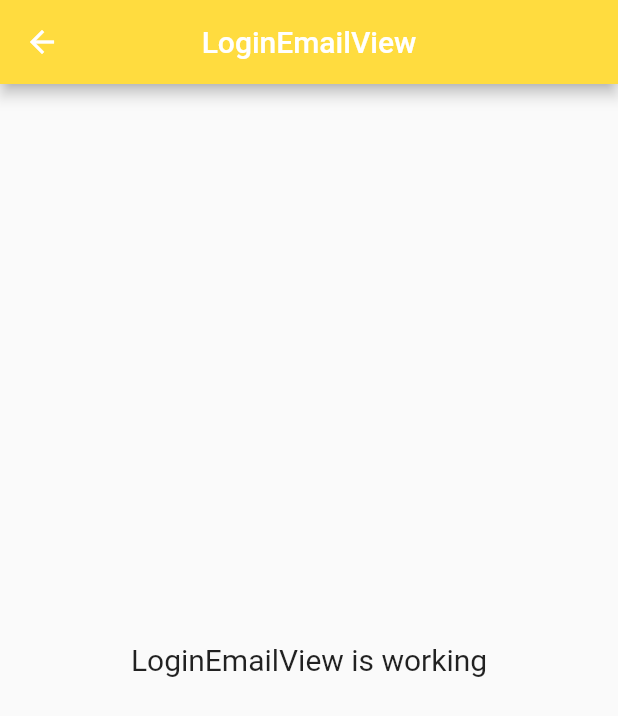
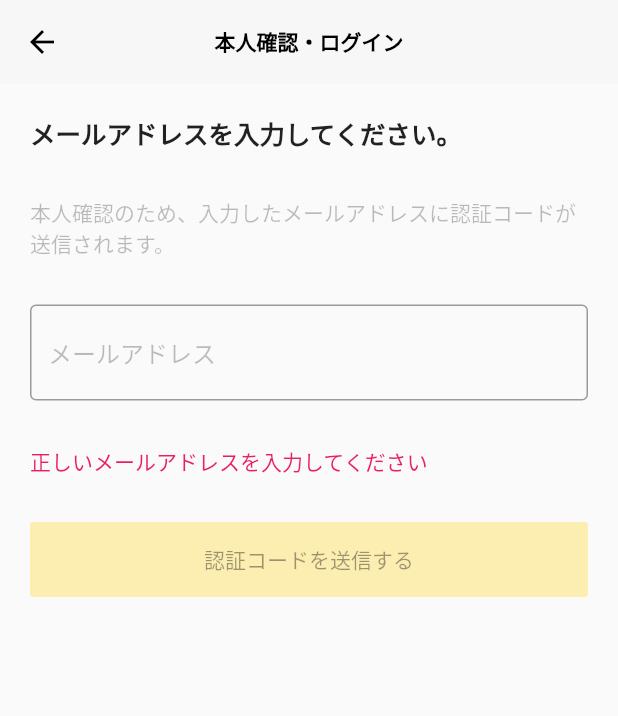
Before and after one commit to suicun93/app_sample, a Flutter app: the LoginEmailView screen opened by its route, on a phone screen of 412 x 824 dp. Shown: the top 716 px of the screen. Run offline on Flutter 3.47's test engine with Material 2 defaults, Android fonts, the phone set to English and light mode, and no system bars; our stand-ins replace fluttertoast, get, lottie, pin_code_fields, shared_preferences; accounts and stored records are empty.

Commit message:
Email done

```diff
--- a/resumo/lib/app/common/const.dart
+++ b/resumo/lib/app/common/const.dart
@@ -15,8 +15,8 @@ enum Environment { PRODUCTION, TEST, DEV }
 const currentEnvironment = Environment.DEV;
 
 get endpointApi => currentEnvironment == Environment.PRODUCTION
-    ? 'https://us-central1-autofarmer-net-9f4b8.cloudfunctions.net'
-    : 'https://us-central1-autofarmer-net-9f4b8.cloudfunctions.net';
+    ? 'http://resumo.leo-system.com/api/'
+    : 'http://172.20.10.2/api/';
 
 // App primary color
 const Color primaryColor = Color.fromRGBO(255, 220, 63, 1);
--- a/resumo/lib/app/modules/initial/controllers/initial_controller.dart
+++ b/resumo/lib/app/modules/initial/controllers/initial_controller.dart
@@ -23,7 +23,7 @@ class InitialController extends GetxController {
   login() async {
     final token = await Preference.getToken();
     if (token.isEmpty)
-      Get.offAndToNamed(Routes.HOME);
+      Get.offAndToNamed(Routes.GUIDELINE);
     else
       Get.offAndToNamed(Routes.HOME);
   }
--- a/resumo/lib/app/modules/login_email/bindings/login_email_binding.dart
+++ b/resumo/lib/app/modules/login_email/bindings/login_email_binding.dart
@@ -1,6 +1,7 @@
 import 'package:get/get.dart';
 
 import '../controllers/login_email_controller.dart';
+import '../data/check_email_exist_response_provider.dart';
 
 class LoginEmailBinding extends Bindings {
   @override
@@ -8,5 +9,8 @@ class LoginEmailBinding extends Bindings {
     Get.lazyPut<LoginEmailController>(
       () => LoginEmailController(),
     );
+    Get.lazyPut<CheckEmailExistResponseProvider>(
+      () => CheckEmailExistResponseProvider(),
+    );
   }
 }
--- a/resumo/lib/app/modules/login_email/controllers/login_email_controller.dart
+++ b/resumo/lib/app/modules/login_email/controllers/login_email_controller.dart
@@ -1,9 +1,15 @@
 import 'package:get/get.dart';
 
-class LoginEmailController extends GetxController {
-  //TODO: Implement LoginEmailController
+import '../../../common/my_getx_controller.dart';
+import '../../../routes/app_pages.dart';
+import '../data/check_email_exist_response_provider.dart';
 
-  final count = 0.obs;
+class LoginEmailController
+    extends MyGetXController<CheckEmailExistResponseProvider> {
+  final email = ''.obs;
+  final error = ''.obs;
+  final ready = true.obs;
+
   @override
   void onInit() {
     super.onInit();
@@ -16,5 +22,32 @@ class LoginEmailController extends GetxController {
 
   @override
   void onClose() {}
-  void increment() => count.value++;
+
+  checkEmailExist() async {
+    ready.value = false;
+    error.value = '';
+    // final response = await provider.checkEmailExist(email.value);
+    await Future.delayed(Duration(seconds: 2));
+    ready.value = true;
+
+    // Lỗi mạng
+    // if (!response.isOk) {
+    //   error.value = response.statusText;
+    //   return;
+    // }
+
+    // // Lỗi server
+    // if (response.body.message != 'Operation successfully') {
+    //   error.value = response.body.message;
+    //   return;
+    // }
+
+    if (false) {
+      error.value = 'Chua co trong DB, an vao day de login';
+      return;
+    }
+
+    // Success => Add all new services vao list
+    Get.toNamed(Routes.VERIFY_CODE_FROM_EMAIL);
+  }
 }
--- a/resumo/lib/app/modules/login_email/views/login_email_view.dart
+++ b/resumo/lib/app/modules/login_email/views/login_email_view.dart
@@ -1,7 +1,9 @@
+import 'package:flutter/cupertino.dart';
 import 'package:flutter/material.dart';
-
 import 'package:get/get.dart';
 
+import '../../../common/const.dart';
+import '../../../views/views/loading_view.dart';
 import '../controllers/login_email_controller.dart';
 
 class LoginEmailView extends GetView<LoginEmailController> {
@@ -9,13 +11,102 @@ class LoginEmailView extends GetView<LoginEmailController> {
   Widget build(BuildContext context) {
     return Scaffold(
       appBar: AppBar(
-        title: Text('LoginEmailView'),
-        centerTitle: true,
+        title: Text('本人確認・ログイン'),
+        elevation: 0,
       ),
-      body: Center(
-        child: Text(
-          'LoginEmailView is working',
-          style: TextStyle(fontSize: 20),
+      body: Obx(
+        () => Padding(
+          padding: const EdgeInsets.all(20),
+          child: ListView(
+            children: [
+              Text(
+                'メールアドレスを入力してください。',
+                style: TextStyle(fontSize: 17, fontWeight: FontWeight.bold),
+              ),
+              SizedBox(height: 30),
+              Text(
+                '本人確認のため、入力したメールアドレスに認証コードが送信されます。',
+                style: TextStyle(color: Colors.black26),
+              ),
+              SizedBox(height: 30),
+              TextFormField(
+                onChanged: (email) => controller.email.value = email,
+                decoration: InputDecoration(
+                  border: OutlineInputBorder(),
+                  hintText: 'メールアドレス',
+                  hintStyle: TextStyle(color: Colors.black26),
+                ),
+              ),
+              SizedBox(height: 30),
+              controller.email.value.isEmail && controller.error.value.isEmpty
+                  ? Container()
+                  : InkWell(
+                      onTap: controller.error.value.isEmpty
+                          ? null
+                          : () async => Get.back(),
+                      child: Padding(
+                        padding: const EdgeInsets.only(bottom: 30),
+                        child: Text(
+                          controller.error.value.isEmpty
+                              ? '正しいメールアドレスを入力してください'
+                              : controller.error.value,
+                          style: TextStyle(
+                            color: Colors.pink,
+                            decoration: controller.error.value.isEmpty
+                                ? TextDecoration.none
+                                : TextDecoration.underline,
+                          ),
+                        ),
+                      ),
+                    ),
+              SizedBox(
+                width: double.infinity,
+                height: 50,
+                child: Stack(
+                  fit: StackFit.expand,
+                  children: [
+                    FlatButton(
+                      disabledColor: primaryColor.withAlpha(100),
+                      color: primaryColor,
+                      height: 50,
+                      child: Text('認証コードを送信する'),
+                      onPressed: (controller.ready.value &&
+                              controller.email.value.isEmail)
+                          ? () => Get.dialog(
+                                CupertinoAlertDialog(
+                                  title: Text(controller.email.value),
+                                  content: Column(
+                                    children: [
+                                      SizedBox(height: 15),
+                                      Text('上記のメールアドレスに 認証コードが送信されます。'),
+                                      SizedBox(height: 10),
+                                    ],
+                                  ),
+                                  actions: [
+                                    CupertinoDialogAction(
+                                      child: Text('キャンセル'),
+                                      onPressed: () => Get.back(),
+                                    ),
+                                    CupertinoDialogAction(
+                                      child: Text('送る'),
+                                      onPressed: () => {
+                                        Get.back(),
+                                        controller.checkEmailExist(),
+                                      },
+                                    ),
+                                  ],
+                                ),
+                              )
+                          : null,
+                    ),
+                    controller.ready.value
+                        ? Container()
+                        : LoadingWidget(mini: true),
+                  ],
+                ),
+              ),
+            ],
+          ),
         ),
       ),
     );
--- a/resumo/lib/app/routes/app_routes.dart
+++ b/resumo/lib/app/routes/app_routes.dart
@@ -4,11 +4,17 @@ part of 'app_pages.dart';
 abstract class Routes {
   static const HOME = _Paths.HOME;
   static const INITIAL = _Paths.INITIAL;
+  static const LOGIN = _Paths.LOGIN;
   static const LOGIN_EMAIL = _Paths.LOGIN_EMAIL;
+  static const VERIFY_CODE_FROM_EMAIL = _Paths.VERIFY_CODE_FROM_EMAIL;
+  static const GUIDELINE = _Paths.GUIDELINE;
 }
 
 abstract class _Paths {
   static const HOME = '/home';
   static const INITIAL = '/initial';
+  static const LOGIN = '/login';
   static const LOGIN_EMAIL = '/login-email';
+  static const VERIFY_CODE_FROM_EMAIL = '/verify-code-from-email';
+  static const GUIDELINE = '/guideline';
 }
--- a/resumo/pubspec.yaml
+++ b/resumo/pubspec.yaml
@@ -21,6 +21,7 @@ environment:
   sdk: ">=2.7.0 <3.0.0"
 
 dependencies:
+  pin_code_fields: 7.0.0
   intl: 0.17.0
   flutter:
     sdk: flutter
```
Also changed, not shown: resumo/lib/app/modules/guideline/bindings/guideline_binding.dart (added, +12 -0 lines), resumo/lib/app/modules/guideline/controllers/guideline_controller.dart (added, +20 -0 lines), resumo/lib/app/modules/guideline/views/guideline_view.dart (added, +27 -0 lines), resumo/lib/app/modules/login/bindings/login_binding.dart (added, +12 -0 lines), resumo/lib/app/modules/login/controllers/login_controller.dart (added, +24 -0 lines), resumo/lib/app/modules/login/views/login_view.dart (added, +83 -0 lines), resumo/lib/app/modules/login_email/data/check_email_exist_response.dart (added, +16 -0 lines), resumo/lib/app/modules/login_email/data/check_email_exist_response_provider.dart (added, +26 -0 lines), resumo/lib/app/modules/verify_code_from_email/bindings/verify_code_from_email_binding.dart (added, +12 -0 lines), resumo/lib/app/modules/verify_code_from_email/controllers/verify_code_from_email_controller.dart (added, +27 -0 lines), resumo/lib/app/modules/verify_code_from_email/views/verify_code_from_email_view.dart (added, +140 -0 lines), resumo/lib/app/routes/app_pages.dart (+21 -0 lines), resumo/lib/main.dart (+11 -1 lines), 5 other files.
